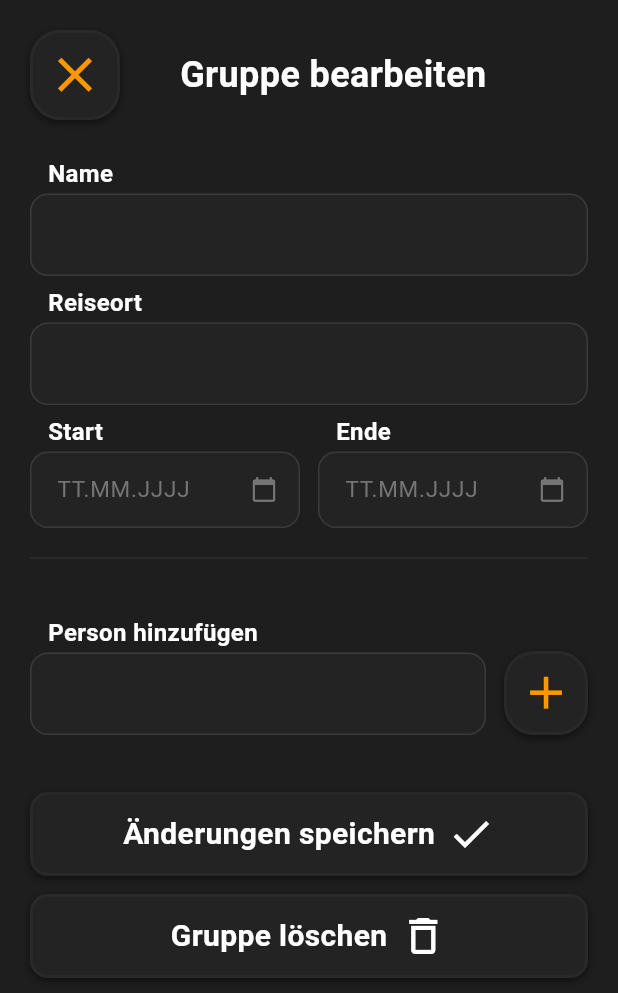
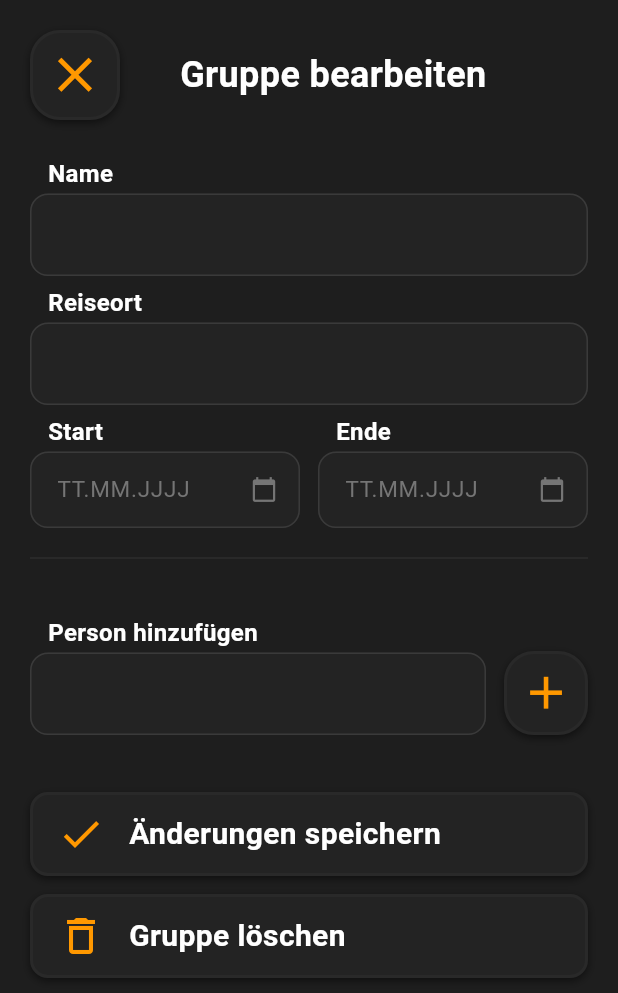
Before and after one commit to Phimance/Reiseplaner-Frontend, a Flutter app: the EditGruppeScreen screen opened directly with empty values, on a phone screen of 412 x 824 dp. Shown: the top 993 px of the screen. Run offline on Flutter 3.47's test engine with Material 3 defaults, Android fonts, the phone set to English and light mode, and no system bars.

Commit message:
editable group

```diff
--- a/lib/view/components/core/Widgets/Button.dart
+++ b/lib/view/components/core/Widgets/Button.dart
@@ -5,12 +5,14 @@ class ReiseButton extends StatefulWidget {
   final String title;
   final IconData icon;
   final VoidCallback onPressed;
+  final bool floatLeft;
 
   const ReiseButton({
     super.key,
     required this.title,
     required this.icon,
     required this.onPressed,
+    this.floatLeft = false
   });
 
   @override
@@ -46,7 +48,22 @@ class _ReiseButtonState extends State<ReiseButton> {
           ],
         ),
         child: Row(
-          mainAxisAlignment: MainAxisAlignment.center,
+          mainAxisAlignment: widget.floatLeft ? MainAxisAlignment.start : MainAxisAlignment.center,
+          children: [
+            widget.floatLeft ? Row(
+              children: [
+                const SizedBox(width: 16),
+                Icon(widget.icon, size: 32, color: AppColors.primary),
+                const SizedBox(width: 16),
+                Text(
+                  widget.title,
+                  style: const TextStyle(
+                    fontSize: 20,
+                    fontWeight: FontWeight.w600,
+                    color: AppColors.textPrimary,
+                  ),
+                ),
+              ],) : Row(
               children: [
                 Text(
                   widget.title,
@@ -58,6 +75,8 @@ class _ReiseButtonState extends State<ReiseButton> {
                 ),
                 const SizedBox(width: 8),
                 Icon(widget.icon, size: 32, color: AppColors.textPrimary),
+              ],
+            )
           ],
         ),
       ),
--- a/lib/view/components/pages/reisegruppen/edit_gruppe_screen.dart
+++ b/lib/view/components/pages/reisegruppen/edit_gruppe_screen.dart
@@ -327,12 +327,14 @@ class _EditGruppeScreenState extends State<EditGruppeScreen> {
                 title: 'Änderungen speichern',
                 icon: Icons.check,
                 onPressed: _submitUpdate,
+                floatLeft: true,
               ),
               const SizedBox(height: 12),
               ReiseButton(
                 title: 'Gruppe löschen',
                 icon: Icons.delete_outline,
                 onPressed: _confirmDelete,
+                floatLeft: true,
               ),
             ],
           ),
```
Also changed, not shown: pubspec.lock. Lines whose indentation alone changed are shown as unchanged.
